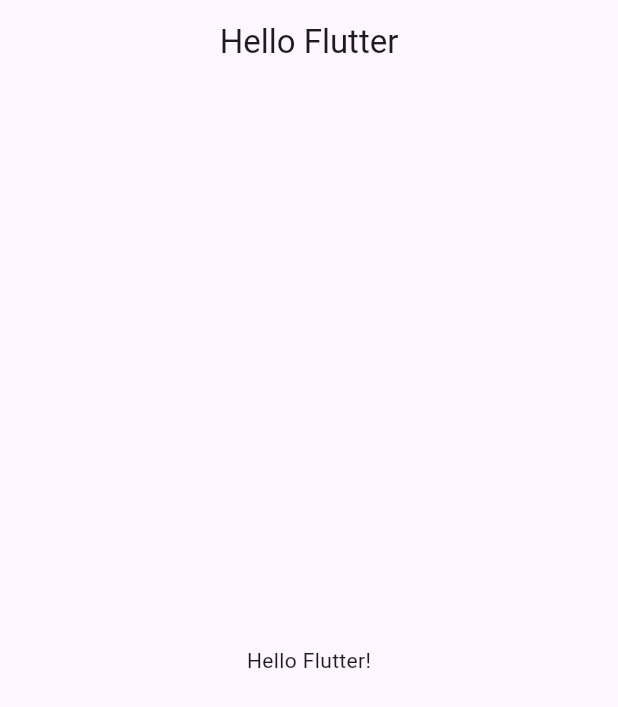
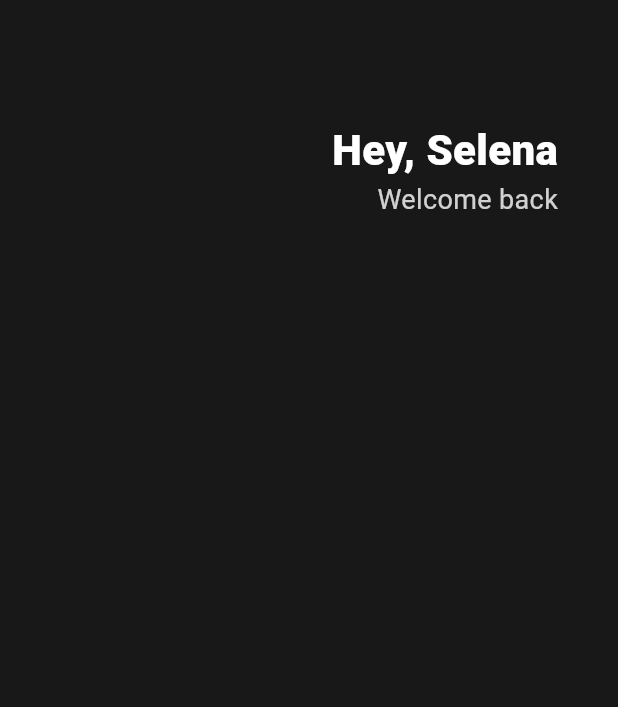
Before and after one commit to hae8064/webtoon, a Flutter app: the screen it shows after launch, on a phone screen of 412 x 824 dp. Shown: the top 707 px of the screen. Run offline on Flutter 3.47's test engine with Material 3 defaults, Android fonts, the phone set to English and light mode, and no system bars.

Commit message:
design: 좌우 padding, 배경색, 글자색 변경

```diff
--- a/lib/main.dart
+++ b/lib/main.dart
@@ -9,21 +9,47 @@ void main() {
 // Widget은 레고 블럭이라고 생각 하면 된다.
 // Widget이 합쳐져서 앱이 만들어진다. 컴포넌트라고 생각하자
 class MainApp extends StatelessWidget {
-  const MainApp({super.key});
-
 // CupertinoApp: IOS
 // MateiralApp: 안드로이드
   @override
   Widget build(BuildContext context) {
     return MaterialApp(
       home: Scaffold(
-        appBar: AppBar(
-          title: Text('Hello Flutter'),
-          centerTitle: true,
-        ),
-        body: Center(
-          child: Text(
-            'Hello Flutter!',
+        // 색깔 뒤 shade는 채도 조절 가능
+        backgroundColor: Color(0xFF181818),
+        body: Padding(
+          padding: EdgeInsets.symmetric(horizontal: 40),
+          child: Column(
+            children: [
+              SizedBox(
+                height: 80,
+              ),
+              Row(
+                mainAxisAlignment: MainAxisAlignment.end,
+                children: [
+                  Column(
+                    crossAxisAlignment: CrossAxisAlignment.end,
+                    children: [
+                      Text(
+                        "Hey, Selena",
+                        style: TextStyle(
+                          color: Colors.white,
+                          fontSize: 28,
+                          fontWeight: FontWeight.w800,
+                        ),
+                      ),
+                      Text(
+                        "Welcome back",
+                        style: TextStyle(
+                          color: Colors.white.withOpacity(0.8),
+                          fontSize: 18,
+                        ),
+                      ),
+                    ],
+                  )
+                ],
+              )
+            ],
           ),
         ),
       ),
```
